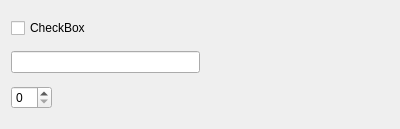
Old version of the form src/settings/PageGeneral.ui in the repository marcinmagier/wolverine.
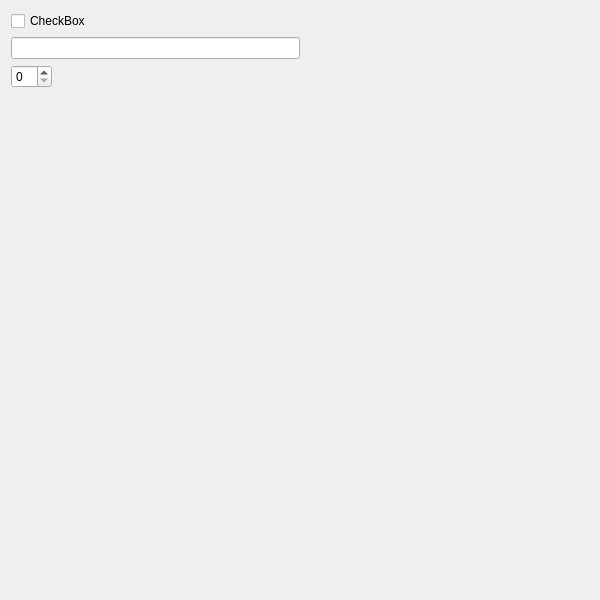
New version of the form.

```diff
--- a/src/settings/PageGeneral.ui
+++ b/src/settings/PageGeneral.ui
@@ -6,10 +6,16 @@
    <rect>
     <x>0</x>
     <y>0</y>
-    <width>400</width>
-    <height>129</height>
+    <width>600</width>
+    <height>600</height>
    </rect>
   </property>
+  <property name="minimumSize">
+   <size>
+    <width>500</width>
+    <height>500</height>
+   </size>
+  </property>
   <property name="windowTitle">
    <string>Form</string>
   </property>
@@ -78,6 +84,19 @@
      </item>
     </layout>
    </item>
+   <item>
+    <spacer name="verticalSpacer">
+     <property name="orientation">
+      <enum>Qt::Vertical</enum>
+     </property>
+     <property name="sizeHint" stdset="0">
+      <size>
+       <width>20</width>
+       <height>40</height>
+      </size>
+     </property>
+    </spacer>
+   </item>
   </layout>
  </widget>
  <resources/>
```
